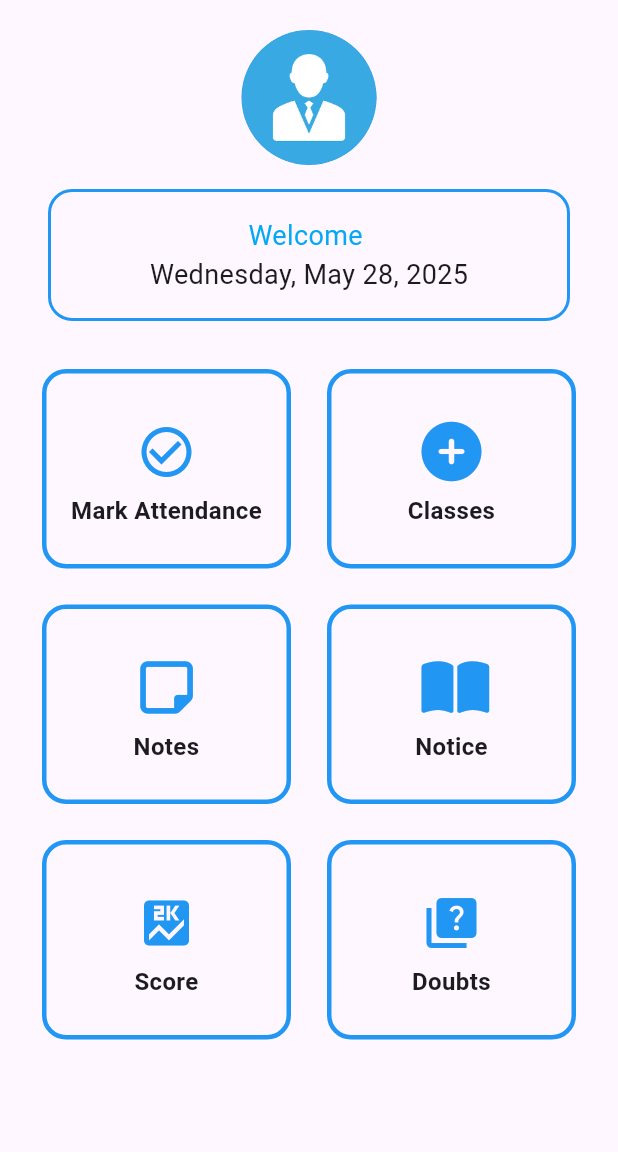
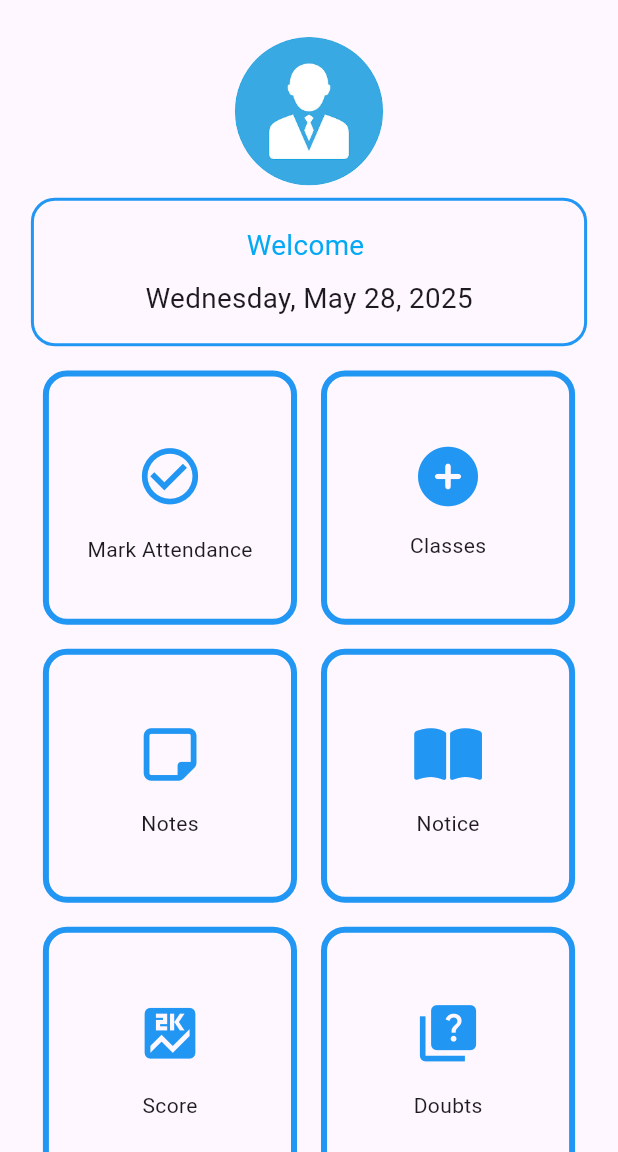
Before and after one commit to pravesh1731/Present-me, a Flutter app: the studentHome screen opened directly, on a phone screen of 412 x 824 dp, the part 84-1236 px from its top. Run offline on Flutter 3.47's test engine with Material 3 defaults, Android fonts, the phone set to English and light mode, and no system bars; our stand-ins replace cloud_firestore, firebase_auth, firebase_core, fl_chart, font_awesome_flutter, image_picker and 4 more; missing offline and left inert: excel; accounts and stored records are empty.

```diff
--- a/lib/student home screen.dart
+++ b/lib/student home screen.dart
@@ -1,18 +1,22 @@
 import 'package:cloud_firestore/cloud_firestore.dart';
 import 'package:firebase_auth/firebase_auth.dart';
-import 'package:flutter/cupertino.dart';
 import 'package:flutter/material.dart';
 import 'package:font_awesome_flutter/font_awesome_flutter.dart';
 import 'package:intl/intl.dart';
-import 'package:present_me_flutter/joined%20class.dart';
-import 'package:present_me_flutter/mark%20attendance%20student.dart';
-import 'package:present_me_flutter/student%20profile.dart';
+
+import 'joined class.dart';
+import 'mark attendance student.dart';
+import 'student profile.dart';
 
 class studentHome extends StatelessWidget {
   final String formattedDate = DateFormat('EEEE, MMMM d, y').format(DateTime.now());
 
   @override
   Widget build(BuildContext context) {
+    final currentUser = FirebaseAuth.instance.currentUser;
+    final screenWidth = MediaQuery.of(context).size.width;
+    final screenHeight = MediaQuery.of(context).size.height;
+
     return Scaffold(
       appBar: AppBar(
         title: Text('Present-Me', style: TextStyle(fontSize: 24, color: Colors.white)),
@@ -39,12 +43,10 @@ class studentHome extends StatelessWidget {
                       const begin = Offset(1.0, 0.0);
                       const end = Offset.zero;
                       const curve = Curves.linearToEaseOut;
+
                       var tween = Tween(begin: begin, end: end).chain(CurveTween(curve: curve));
                       var offsetAnimation = animation.drive(tween);
-                      return SlideTransition(
-                        position: offsetAnimation,
-                        child: child,
-                      );
+                      return SlideTransition(position: offsetAnimation, child: child);
                     },
                   ),
                 );
@@ -59,52 +61,41 @@ class studentHome extends StatelessWidget {
           ),
         ],
       ),
-      body: SingleChildScrollView(
-        child: Column(
-          children: [
-            const SizedBox(height: 20),
-            StreamBuilder<DocumentSnapshot>(
+      body: currentUser == null
+          ? Center(child: Text("User not logged in"))
+          : StreamBuilder<DocumentSnapshot>(
         stream: FirebaseFirestore.instance
             .collection('students')
-                  .doc(FirebaseAuth.instance.currentUser?.uid)
+            .doc(currentUser.uid)
             .snapshots(),
         builder: (context, snapshot) {
           if (!snapshot.hasData || !snapshot.data!.exists) {
-                  return const CircularProgressIndicator();
-                }
-
-                final studentData = snapshot.data!.data() as Map<String, dynamic>;
-                final photoUrl = studentData['photoUrl'] ?? null;
-
-                return Align(
-                  alignment: Alignment.center,
-                  child: CircleAvatar(
-                    radius: 45,
-                    backgroundColor: Colors.blueAccent,
-                    backgroundImage: photoUrl != null && photoUrl.isNotEmpty
-                        ? NetworkImage(photoUrl)
-                        : const AssetImage("assets/image/teacher.png") as ImageProvider,
-                  ),
-                );
-              },
-            ),
-
-            StreamBuilder<DocumentSnapshot>(
-              stream: FirebaseFirestore.instance
-                  .collection('students')
-                  .doc(FirebaseAuth.instance.currentUser?.uid)
-                  .snapshots(),
-              builder: (context, snapshot) {
-                if (!snapshot.hasData || !snapshot.data!.exists) {
-                  return const CircularProgressIndicator();
+            return Center(child: CircularProgressIndicator());
           }
 
           final studentData = snapshot.data!.data() as Map<String, dynamic>;
           final name = studentData['name'] ?? 'Student';
+          final photoUrl = studentData['photoUrl'];
 
-                return Container(
-                  margin: const EdgeInsets.symmetric(horizontal: 32, vertical: 16),
-                  padding: const EdgeInsets.all(16),
+          return SingleChildScrollView(
+            child: Padding(
+              padding: EdgeInsets.symmetric(horizontal: screenWidth * 0.05),
+              child: Column(
+                children: [
+                  SizedBox(height: screenHeight * 0.03),
+                  Align(
+                    alignment: Alignment.center,
+                    child: CircleAvatar(
+                      radius: screenWidth * 0.12,
+                      backgroundColor: Colors.blue.shade100,
+                      backgroundImage: photoUrl != null && photoUrl.toString().isNotEmpty
+                          ? NetworkImage(photoUrl)
+                          : AssetImage("assets/image/teacher.png") as ImageProvider,
+                    ),
+                  ),
+                  Container(
+                    margin: EdgeInsets.only(top: screenHeight * 0.01),
+                    padding: EdgeInsets.all(screenWidth * 0.04),
                     width: double.infinity,
                     decoration: BoxDecoration(
                       border: Border.all(color: Colors.blue, width: 2),
@@ -112,31 +103,120 @@ class studentHome extends StatelessWidget {
                     ),
                     child: Column(
                       children: [
-                      Text("Welcome $name", style: const TextStyle(fontSize: 18, color: Colors.lightBlue)),
-                      Text(formattedDate, style: const TextStyle(fontSize: 18)),
+                        Text("Welcome $name",
+                            style: TextStyle(
+                                fontSize: screenWidth * 0.045,
+                                color: Colors.lightBlue)),
+                        SizedBox(height: 8),
+                        Text(formattedDate,
+                            style: TextStyle(fontSize: screenWidth * 0.045)),
                       ],
+                    ),
+                  ),
+                  SizedBox(height: screenHeight * 0.01),
+                  LayoutBuilder(builder: (context, constraints) {
+                    return Column(
+                      children: [
+                        buildResponsiveRow(context, screenWidth, [
+                          buildTile(
+                            icon: Icons.check_circle_outline,
+                            label: 'Mark Attendance',
+                            onTap: () => navigate(context, mark_Attendance_Student()),
+                          ),
+                          buildTile(
+                            icon: FontAwesomeIcons.plusCircle,
+                            label: 'Classes',
+                            onTap: () => navigate(context, joined_Class()),
+                            isFontAwesome: true,
+                          ),
+                        ]),
+                        buildResponsiveRow(context, screenWidth, [
+                          buildTile(
+                            icon: FontAwesomeIcons.noteSticky,
+                            label: 'Notes',
+                            onTap: () {},
+                            isFontAwesome: true,
+                          ),
+                          buildTile(
+                            icon: FontAwesomeIcons.bookOpen,
+                            label: 'Notice',
+                            onTap: () {},
+                            isFontAwesome: true,
+                          ),
+                        ]),
+                        buildResponsiveRow(context, screenWidth, [
+                          buildTile(
+                            icon: Icons.score,
+                            label: 'Score',
+                            onTap: () {},
+                          ),
+                          buildTile(
+                            icon: Icons.quiz,
+                            label: 'Doubts',
+                            onTap: () {},
+                          ),
+                        ]),
+                      ],
+                    );
+                  }),
+                ],
+              ),
             ),
           );
         },
       ),
+    );
+  }
 
-            Padding(
+  Widget buildResponsiveRow(BuildContext context, double screenWidth, List<Widget> tiles) {
+    return Row(
+      mainAxisAlignment: MainAxisAlignment.spaceAround,
+      children: tiles.map((tile) {
+        return Expanded(child: tile);
+      }).toList(),
+    );
+  }
+
+  Widget buildTile({
+    required IconData icon,
+    required String label,
+    required VoidCallback onTap,
+    bool isFontAwesome = false,
+  }) {
+    return Padding(
       padding: const EdgeInsets.all(8.0),
-              child: Wrap(
-                spacing: 8,
-                runSpacing: 8,
-                alignment: WrapAlignment.center,
+      child: AspectRatio(
+        aspectRatio: 1,
+        child: Container(
+          padding: EdgeInsets.symmetric(vertical: 16),
+          decoration: BoxDecoration(
+            border: Border.all(color: Colors.blue, width: 4),
+            borderRadius: BorderRadius.circular(16),
+          ),
+          child: Column(
+            mainAxisAlignment: MainAxisAlignment.center,
             children: [
-                  buildOptionCard(
-                    context: context,
-                    icon: Icons.check_circle_outline,
-                    label: 'Mark Attendance',
-                    onTap: () {
+              IconButton(
+                onPressed: onTap,
+                icon: isFontAwesome
+                    ? FaIcon(icon, color: Colors.blue, size: 40)
+                    : Icon(icon, color: Colors.blue, size: 45),
+              ),
+              SizedBox(height: 8),
+              Text(label, style: TextStyle(fontSize: 14)),
+            ],
+          ),
+        ),
+      ),
+    );
+  }
+
+  void navigate(BuildContext context, Widget page) {
     Navigator.push(
       context,
       PageRouteBuilder(
         transitionDuration: Duration(milliseconds: 500),
-                          pageBuilder: (_, __, ___) => mark_Attendance_Student(),
+        pageBuilder: (_, __, ___) => page,
         transitionsBuilder: (_, animation, __, child) {
           const begin = Offset(1.0, 0.0);
           const end = Offset.zero;
@@ -147,92 +227,5 @@ class studentHome extends StatelessWidget {
         },
       ),
     );
-                    },
-                  ),
-                  buildOptionCard(
-                    context: context,
-                    icon: FontAwesomeIcons.plusCircle,
-                    label: 'Classes',
-                    onTap: () {
-                      Navigator.push(
-                        context,
-                        PageRouteBuilder(
-                          transitionDuration: Duration(milliseconds: 500),
-                          pageBuilder: (_, __, ___) => joined_Class(),
-                          transitionsBuilder: (_, animation, __, child) {
-                            const begin = Offset(1.0, 0.0);
-                            const end = Offset.zero;
-                            const curve = Curves.linearToEaseOut;
-                            var tween = Tween(begin: begin, end: end).chain(CurveTween(curve: curve));
-                            var offsetAnimation = animation.drive(tween);
-                            return SlideTransition(position: offsetAnimation, child: child);
-                          },
-                        ),
-                      );
-                    },
-                  ),
-                  buildOptionCard(
-                    context: context,
-                    icon: FontAwesomeIcons.noteSticky,
-                    label: 'Notes',
-                    onTap: () {},
-                  ),
-                  buildOptionCard(
-                    context: context,
-                    icon: FontAwesomeIcons.bookOpen,
-                    label: 'Notice',
-                    onTap: () {},
-                  ),
-                  buildOptionCard(
-                    context: context,
-                    icon: Icons.score,
-                    label: 'Score',
-                    onTap: () {},
-                  ),
-                  buildOptionCard(
-                    context: context,
-                    icon: Icons.quiz,
-                    label: 'Doubts',
-                    onTap: () {},
-                  ),
-                ],
-              ),
-            )
-          ],
-        ),
-      ),
-    );
-  }
-
-  Widget buildOptionCard({
-    required BuildContext context,
-    required IconData icon,
-    required String label,
-    required VoidCallback onTap,
-  }) {
-    final screenWidth = MediaQuery.of(context).size.width;
-    final cardWidth = (screenWidth / 2) - 24;
-
-    return SizedBox(
-      width: cardWidth,
-      child: Container(
-        margin: const EdgeInsets.all(8),
-        padding: const EdgeInsets.symmetric(vertical: 24),
-        decoration: BoxDecoration(
-          border: Border.all(color: Colors.blue, width: 3),
-          borderRadius: BorderRadius.circular(16),
-        ),
-        child: Column(
-          mainAxisSize: MainAxisSize.min,
-          children: [
-            IconButton(
-              onPressed: onTap,
-              icon: Icon(icon, color: Colors.blue, size: 40),
-            ),
-            Text(label, textAlign: TextAlign.center, style: const TextStyle(fontSize: 16, fontWeight: FontWeight.bold)),
-          ],
-        ),
-      ),
-    );
   }
 }
--- a/lib/student sign up.dart
+++ b/lib/student sign up.dart
@@ -163,6 +163,7 @@ class _StudentSignUpState extends State<StudentSignUp> {
                           const SizedBox(height: 8),
                           TextField(
                             controller: _emailController,
+                            keyboardType: TextInputType.emailAddress,
                             decoration: InputDecoration(
                               prefixIcon: const Icon(Icons.email_outlined),
                               hintText: "Enter your email",
@@ -186,6 +187,7 @@ class _StudentSignUpState extends State<StudentSignUp> {
                           const SizedBox(height: 8),
                           TextField(
                             controller: _phoneController,
+                            keyboardType: TextInputType.number,
                             decoration: InputDecoration(
                               prefixIcon: const Icon(Icons.call),
                               hintText: "Enter your mobile number",
--- a/lib/teacher sign up.dart
+++ b/lib/teacher sign up.dart
@@ -143,6 +143,7 @@ class _TeacherSignupState extends State<TeacherSignup> {
 
                             TextFormField(
                               controller: emailController,
+                              keyboardType: TextInputType.emailAddress,
                               decoration: InputDecoration(
                                 prefixIcon: Icon(Icons.email_outlined),
                                 hintText: "Enter your email",
@@ -164,6 +165,7 @@ class _TeacherSignupState extends State<TeacherSignup> {
 
                             TextFormField(
                               controller: phoneController,
+                              keyboardType: TextInputType.number,
                               decoration: InputDecoration(
                                 prefixIcon: Icon(Icons.call),
                                 hintText: "Enter your mobile number",
```
Also changed, not shown: lib/forgetpassword.dart (added, +129 -0 lines), lib/student login screen.dart (+71 -23 lines), lib/teacher login screen.dart (+26 -9 lines). Lines whose indentation alone changed are shown as unchanged.
